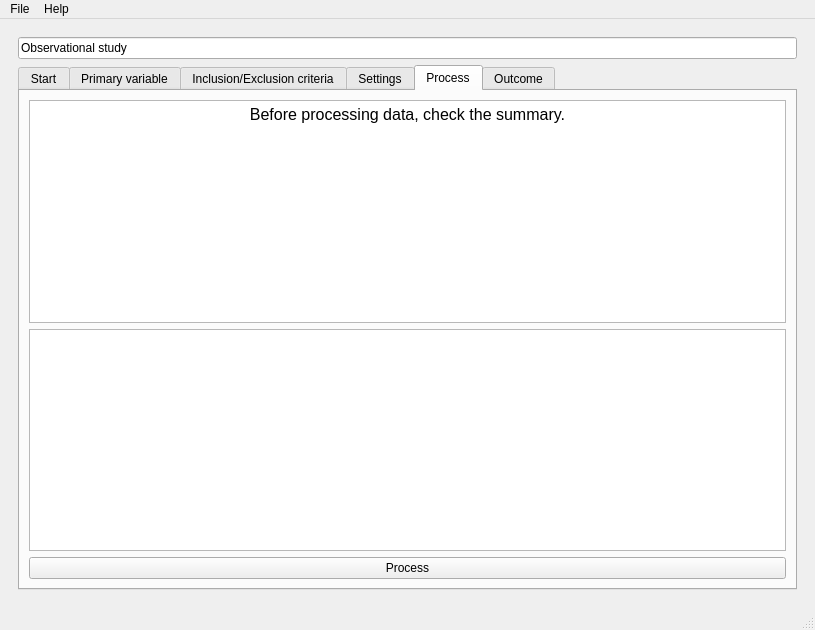
This is ui/interface.ui in diegotxegp/hamelin as Qt 5 draws it before an edit. The edited form follows.
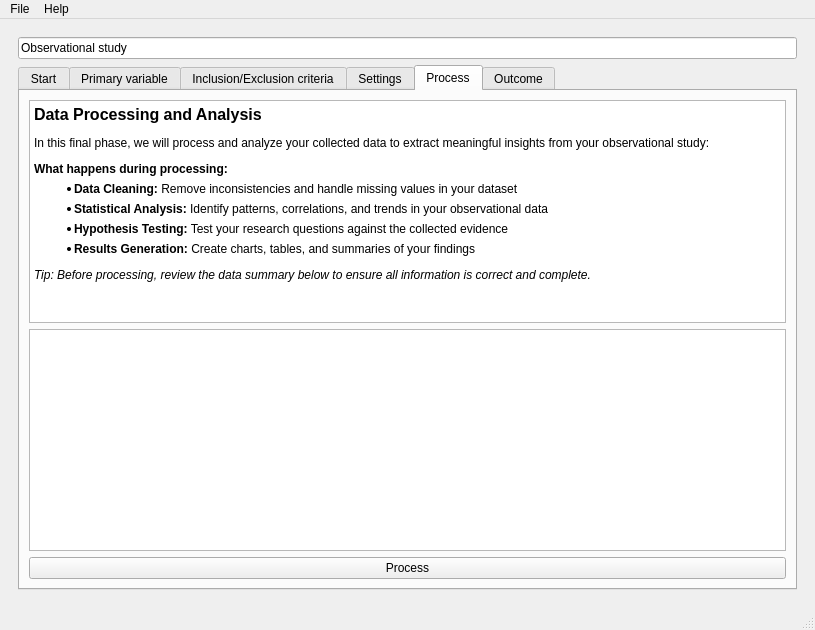
This is the edited form. The open tabs and pages were chosen to show the change.

Commit message: Añadidos comentarios explicativos

```diff
--- a/ui/interface.ui
+++ b/ui/interface.ui
@@ -685,7 +685,16 @@
 li.unchecked::marker { content: &quot;\2610&quot;; }
 li.checked::marker { content: &quot;\2612&quot;; }
 &lt;/style&gt;&lt;/head&gt;&lt;body style=&quot; font-family:'Sans Serif'; font-size:9pt; font-weight:400; font-style:normal;&quot;&gt;
-&lt;p align=&quot;center&quot; style=&quot; margin-top:0px; margin-bottom:0px; margin-left:0px; margin-right:0px; -qt-block-indent:0; text-indent:0px;&quot;&gt;&lt;span style=&quot; font-size:12pt;&quot;&gt;Before processing data, check the summary.&lt;/span&gt;&lt;/p&gt;&lt;/body&gt;&lt;/html&gt;</string>
+&lt;p style=&quot; margin-top:0px; margin-bottom:0px; margin-left:0px; margin-right:0px; -qt-block-indent:0; text-indent:0px;&quot;&gt;&lt;span style=&quot; font-size:12pt; font-weight:600;&quot;&gt;Data Processing and Analysis&lt;/span&gt;&lt;/p&gt;
+&lt;p style=&quot; margin-top:12px; margin-bottom:0px; margin-left:0px; margin-right:0px; -qt-block-indent:0; text-indent:0px;&quot;&gt;In this final phase, we will process and analyze your collected data to extract meaningful insights from your observational study:&lt;/p&gt;
+&lt;p style=&quot; margin-top:12px; margin-bottom:0px; margin-left:0px; margin-right:0px; -qt-block-indent:0; text-indent:0px;&quot;&gt;&lt;span style=&quot; font-weight:600;&quot;&gt;What happens during processing:&lt;/span&gt;&lt;/p&gt;
+&lt;ul style=&quot;margin-top: 0px; margin-bottom: 0px; margin-left: 0px; margin-right: 0px; -qt-list-indent: 1;&quot;&gt;
+&lt;li style=&quot; margin-top:6px; margin-bottom:0px; margin-left:0px; margin-right:0px; -qt-block-indent:0; text-indent:0px;&quot;&gt;&lt;span style=&quot; font-weight:600;&quot;&gt;Data Cleaning:&lt;/span&gt; Remove inconsistencies and handle missing values in your dataset&lt;/li&gt;
+&lt;li style=&quot; margin-top:6px; margin-bottom:0px; margin-left:0px; margin-right:0px; -qt-block-indent:0; text-indent:0px;&quot;&gt;&lt;span style=&quot; font-weight:600;&quot;&gt;Statistical Analysis:&lt;/span&gt; Identify patterns, correlations, and trends in your observational data&lt;/li&gt;
+&lt;li style=&quot; margin-top:6px; margin-bottom:0px; margin-left:0px; margin-right:0px; -qt-block-indent:0; text-indent:0px;&quot;&gt;&lt;span style=&quot; font-weight:600;&quot;&gt;Hypothesis Testing:&lt;/span&gt; Test your research questions against the collected evidence&lt;/li&gt;
+&lt;li style=&quot; margin-top:6px; margin-bottom:0px; margin-left:0px; margin-right:0px; -qt-block-indent:0; text-indent:0px;&quot;&gt;&lt;span style=&quot; font-weight:600;&quot;&gt;Results Generation:&lt;/span&gt; Create charts, tables, and summaries of your findings&lt;/li&gt;
+&lt;/ul&gt;
+&lt;p style=&quot; margin-top:12px; margin-bottom:0px; margin-left:0px; margin-right:0px; -qt-block-indent:0; text-indent:0px;&quot;&gt;&lt;span style=&quot; font-style:italic;&quot;&gt;Tip: Before processing, review the data summary below to ensure all information is correct and complete.&lt;/span&gt;&lt;/p&gt;&lt;/body&gt;&lt;/html&gt;</string>
               </property>
              </widget>
             </item>
```
Left out of the diff: 94 changed lines with no effect on the pictures. The commit also changes 1 other file.
